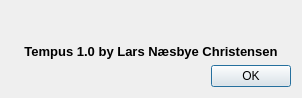
This is aboutdialog.ui in larsnaesbye/tempus as Qt 5 draws it before an edit. The edited form follows.
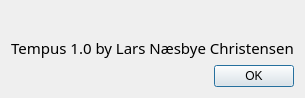
This is the edited form.

Commit message: mono is underrated

The edit to the form file:
```diff
--- a/aboutdialog.ui
+++ b/aboutdialog.ui
@@ -21,9 +21,10 @@
     <widget class="QLabel" name="label">
      <property name="font">
       <font>
-       <pointsize>10</pointsize>
-       <weight>75</weight>
-       <bold>true</bold>
+       <family>Ubuntu Mono</family>
+       <pointsize>11</pointsize>
+       <weight>50</weight>
+       <bold>false</bold>
       </font>
      </property>
      <property name="text">
```
